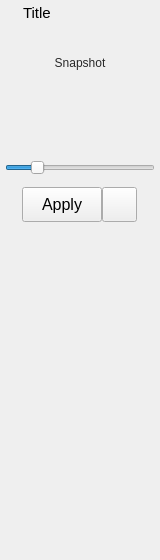
First picture: the form in src/studiolibrarymaya/resource/ui/PoseLoadWidget.ui, repository krathjen/studiolibrary, before the edit.
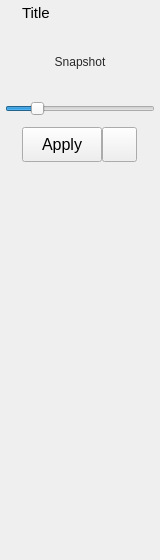
Second picture: the form after the edit. Icons and pictures are not drawn.

Commit message: Improve the GroupBox style

```diff
--- a/src/studiolibrarymaya/resource/ui/PoseLoadWidget.ui
+++ b/src/studiolibrarymaya/resource/ui/PoseLoadWidget.ui
@@ -36,7 +36,7 @@
   </property>
   <layout class="QVBoxLayout" name="verticalLayout">
    <property name="spacing">
-    <number>3</number>
+    <number>2</number>
    </property>
    <property name="sizeConstraint">
     <enum>QLayout::SetDefaultConstraint</enum>
@@ -107,6 +107,24 @@
     </layout>
    </item>
    <item>
+    <widget class="QFrame" name="mainFrame">
+     <property name="frameShape">
+      <enum>QFrame::NoFrame</enum>
+     </property>
+     <property name="frameShadow">
+      <enum>QFrame::Plain</enum>
+     </property>
+     <property name="lineWidth">
+      <number>0</number>
+     </property>
+     <layout class="QVBoxLayout" name="verticalLayout_2">
+      <property name="spacing">
+       <number>0</number>
+      </property>
+      <property name="margin">
+       <number>0</number>
+      </property>
+      <item>
     <widget class="QFrame" name="iconToggleBox">
      <property name="styleSheet">
       <string notr="true"/>
@@ -139,7 +157,10 @@
          <enum>QFrame::NoFrame</enum>
         </property>
         <property name="frameShadow">
-         <enum>QFrame::Raised</enum>
+            <enum>QFrame::Plain</enum>
+           </property>
+           <property name="lineWidth">
+            <number>0</number>
         </property>
         <layout class="QVBoxLayout" name="verticalLayout_7">
          <property name="spacing">
@@ -307,27 +328,9 @@
     </widget>
    </item>
    <item>
-    <widget class="QFrame" name="infoToggleBox">
-     <property name="styleSheet">
-      <string notr="true"/>
-     </property>
-     <property name="frameShape">
-      <enum>QFrame::NoFrame</enum>
-     </property>
-     <property name="frameShadow">
-      <enum>QFrame::Raised</enum>
-     </property>
-     <layout class="QVBoxLayout" name="verticalLayout_3">
-      <property name="spacing">
-       <number>0</number>
-      </property>
-      <property name="margin">
-       <number>0</number>
-      </property>
-      <item>
        <widget class="QFrame" name="infoFrame">
         <property name="sizePolicy">
-         <sizepolicy hsizetype="Expanding" vsizetype="Fixed">
+         <sizepolicy hsizetype="Preferred" vsizetype="Minimum">
           <horstretch>0</horstretch>
           <verstretch>0</verstretch>
          </sizepolicy>
@@ -335,7 +338,7 @@
         <property name="minimumSize">
          <size>
           <width>0</width>
-          <height>30</height>
+          <height>5</height>
          </size>
         </property>
         <property name="styleSheet">
@@ -350,7 +353,7 @@
         <property name="lineWidth">
          <number>0</number>
         </property>
-        <layout class="QVBoxLayout" name="verticalLayout_5">
+        <layout class="QVBoxLayout" name="verticalLayout_3" stretch="">
          <property name="spacing">
           <number>0</number>
          </property>
@@ -360,39 +363,12 @@
         </layout>
        </widget>
       </item>
-     </layout>
-    </widget>
-   </item>
-   <item>
-    <widget class="QFrame" name="optionsToggleBox_2">
-     <property name="styleSheet">
-      <string notr="true"/>
-     </property>
-     <property name="frameShape">
-      <enum>QFrame::NoFrame</enum>
-     </property>
-     <property name="frameShadow">
-      <enum>QFrame::Raised</enum>
-     </property>
-     <layout class="QVBoxLayout" name="verticalLayout_15">
-      <property name="spacing">
-       <number>0</number>
-      </property>
-      <property name="margin">
-       <number>0</number>
-      </property>
       <item>
        <widget class="QFrame" name="optionsFrame">
-        <property name="sizePolicy">
-         <sizepolicy hsizetype="Preferred" vsizetype="Fixed">
-          <horstretch>0</horstretch>
-          <verstretch>0</verstretch>
-         </sizepolicy>
-        </property>
         <property name="minimumSize">
          <size>
           <width>0</width>
-          <height>30</height>
+          <height>5</height>
          </size>
         </property>
         <property name="styleSheet">
@@ -402,12 +378,9 @@
          <enum>QFrame::NoFrame</enum>
         </property>
         <property name="frameShadow">
-         <enum>QFrame::Plain</enum>
+         <enum>QFrame::Raised</enum>
         </property>
-        <property name="lineWidth">
-         <number>0</number>
-        </property>
-        <layout class="QVBoxLayout" name="verticalLayout_20">
+        <layout class="QVBoxLayout" name="verticalLayout_15">
          <property name="spacing">
           <number>0</number>
          </property>
```
Lines whose indentation alone changed are shown as unchanged. The commit also changes 5 other files.
